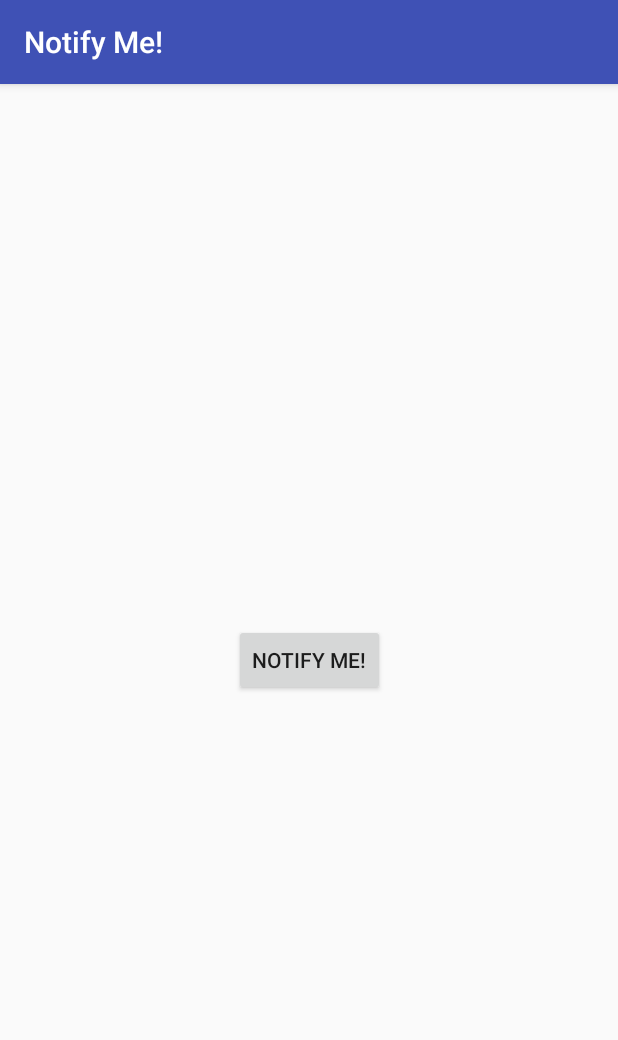
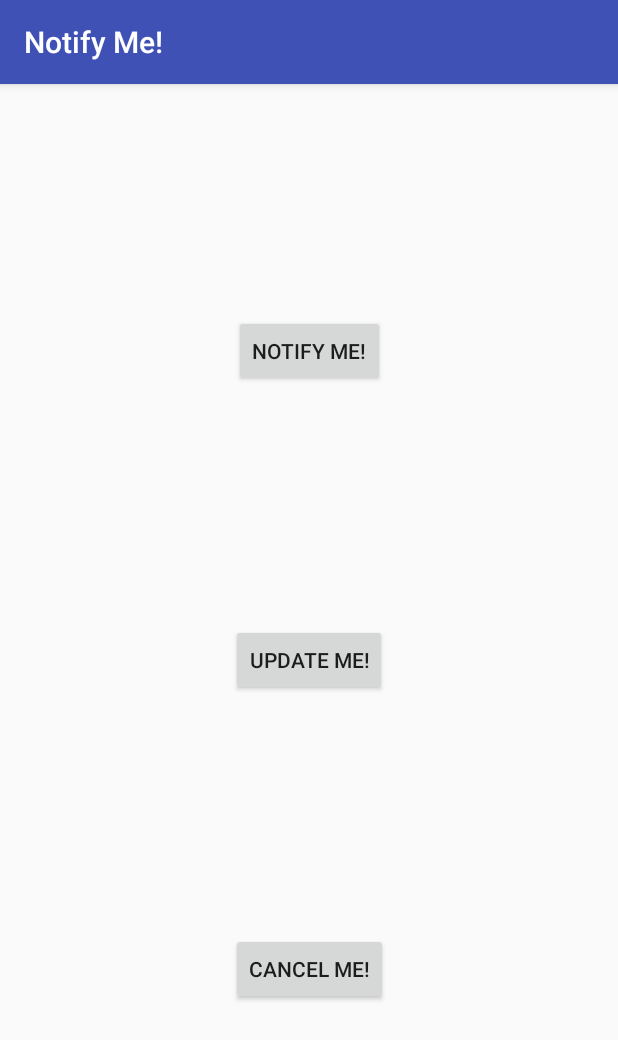
Before and after one commit to bryonnicoson-Android-Certification/NotifyMe, an Android app: the screen it shows after launch (MainActivity), after a tap on "NOTIFY ME!", on a phone screen of 412 x 824 dp. Shown: the top 1040 px of the screen. Run offline under Robolectric (Android 15) with nearby library versions, the phone set to English and light mode, and no system bars.

Commit message:
update, cancel notification

```diff
--- a/app/src/main/java/com/bryonnicoson/notifyme/MainActivity.java
+++ b/app/src/main/java/com/bryonnicoson/notifyme/MainActivity.java
@@ -3,9 +3,12 @@ package com.bryonnicoson.notifyme;
 import android.app.Notification;
 import android.app.NotificationChannel;
 import android.app.NotificationManager;
+import android.app.PendingIntent;
+import android.content.Intent;
+import android.graphics.Bitmap;
+import android.graphics.BitmapFactory;
 import android.os.Build;
 import android.support.v4.app.NotificationCompat;
-import android.support.v4.app.NotificationManagerCompat;
 import android.support.v7.app.AppCompatActivity;
 import android.os.Bundle;
 import android.view.View;
@@ -14,55 +17,104 @@ import android.widget.Button;
 public class MainActivity extends AppCompatActivity {
 
     private static final String CHANNEL_ID = "com.bryonnicoson.notifyme.ANDROID";
-    //private static final String CHANNEL_NAME = "ANDROID CHANNEL";
     private static final int NOTIFICATION_ID = 0;
 
+    private NotificationManager mNotificationManager;
+    private NotificationChannel mNotificationChannel;
+
     private Button mNotifyButton;
-    private NotificationManager mNotificationManager;
-    //private NotificationChannel mNotificationChannel;
+    private Button mUpdateButton;
+    private Button mCancelButton;
 
     @Override
     protected void onCreate(Bundle savedInstanceState) {
         super.onCreate(savedInstanceState);
         setContentView(R.layout.activity_main);
 
+        mNotifyButton = findViewById(R.id.notify);
+        mNotifyButton.setOnClickListener(new View.OnClickListener() {
+            @Override
+            public void onClick(View v) {
+                createChannel();
+                sendNotification();
+            }
+        });
+
+        mUpdateButton = findViewById(R.id.update);
+        mUpdateButton.setOnClickListener(new View.OnClickListener() {
+            @Override
+            public void onClick(View v) {
+                updateNotification();
+            }
+        });
+
+        mCancelButton = findViewById(R.id.cancel);
+        mCancelButton.setOnClickListener(new View.OnClickListener() {
+            @Override
+            public void onClick(View v) {
+                cancelNotification();
+            }
+        });
+    }
+
+    public void createChannel() {
         if (Build.VERSION.SDK_INT >= Build.VERSION_CODES.O) {
+
             // Create NotificationChannel only on API 26+
             // NotificationChannel class is not in the support library
             CharSequence name = getString(R.string.channel_name);
             String description = getString(R.string.channel_description);
             int importance = NotificationManager.IMPORTANCE_DEFAULT;
-            NotificationChannel channel = new NotificationChannel(CHANNEL_ID, name, importance);
-            channel.setDescription(description);
+
+            mNotificationChannel = new NotificationChannel(CHANNEL_ID, name, importance);
+            mNotificationChannel.setDescription(description);
 
             mNotificationManager = (NotificationManager) getSystemService(NOTIFICATION_SERVICE);
-
-            try {
-                mNotificationManager.createNotificationChannel(channel);
-            } catch (NullPointerException e) {
-                e.printStackTrace();
-            }
+            mNotificationManager.createNotificationChannel(mNotificationChannel);
         }
-        //mNotificationChannel = new NotificationChannel(CHANNEL_ID, CHANNEL_NAME, NotificationManager.IMPORTANCE_DEFAULT);
-
-        mNotifyButton = findViewById(R.id.notify);
-        mNotifyButton.setOnClickListener(new View.OnClickListener() {
-            @Override
-            public void onClick(View v) {
-                sendNotification();
-            }
-        });
     }
 
     public void sendNotification() {
+
+        // create an intent for the notification
+        Intent notificationIntent = new Intent(this, MainActivity.class);
+        PendingIntent notificationPendingIntent = PendingIntent.getActivity(this,
+                NOTIFICATION_ID, notificationIntent, PendingIntent.FLAG_UPDATE_CURRENT);
+
         NotificationCompat.Builder notificationBuilder =
                 new NotificationCompat.Builder(this, CHANNEL_ID)
                         .setContentTitle("You've been notified!")
                         .setContentText("This is your notification text.")
-                        .setPriority(NotificationCompat.PRIORITY_DEFAULT)
+                        .setContentIntent(notificationPendingIntent)
+                        .setPriority(NotificationCompat.PRIORITY_HIGH)
+                        .setDefaults(NotificationCompat.DEFAULT_ALL)
                         .setSmallIcon(R.drawable.ic_android);
 
         Notification myNotification = notificationBuilder.build();
         mNotificationManager.notify(NOTIFICATION_ID, myNotification);
     }
+
+    private void updateNotification() {
+        Bitmap androidImage = BitmapFactory.decodeResource(getResources(),R.drawable.mascot_1);
+        Intent notificationIntent = new Intent(this, MainActivity.class);
+        PendingIntent notificationPendingIntent = PendingIntent.getActivity(this,
+                NOTIFICATION_ID, notificationIntent, PendingIntent.FLAG_UPDATE_CURRENT);
+        NotificationCompat.Builder notificationBuilder =
+                new NotificationCompat.Builder(this, CHANNEL_ID)
+                        .setContentTitle("You've been notified!")
+                        .setContentText("This is your notification text.")
+                        .setContentIntent(notificationPendingIntent)
+                        .setPriority(NotificationCompat.PRIORITY_DEFAULT)
+                        .setDefaults(NotificationCompat.DEFAULT_ALL)
+                        .setSmallIcon(R.drawable.ic_android)
+                        .setStyle(new NotificationCompat.BigPictureStyle()
+                                .bigPicture(androidImage)
+                                .setBigContentTitle("Notification Updated!"));
+        mNotificationManager.notify(NOTIFICATION_ID, notificationBuilder.build());
+    }
+
+    private void cancelNotification() {
+        mNotificationManager.cancel(NOTIFICATION_ID);
+
+    }
 }
--- a/app/src/main/res/layout/activity_main.xml
+++ b/app/src/main/res/layout/activity_main.xml
@@ -6,16 +6,37 @@
     android:layout_height="match_parent"
     tools:context="com.bryonnicoson.notifyme.MainActivity">
 
+    <Button
+        android:id="@+id/notify"
+        android:layout_width="wrap_content"
+        android:layout_height="wrap_content"
+        android:layout_margin="@dimen/button_margin"
+        android:text="@string/notify_me"
+        app:layout_constraintBottom_toTopOf="@id/update"
+        app:layout_constraintLeft_toLeftOf="parent"
+        app:layout_constraintRight_toRightOf="parent"
+        app:layout_constraintTop_toTopOf="parent" />
 
     <Button
+        android:id="@+id/update"
+        android:layout_width="wrap_content"
+        android:layout_height="wrap_content"
+        android:layout_margin="@dimen/button_margin"
+        android:text="@string/update_me"
+        app:layout_constraintBottom_toTopOf="@id/cancel"
+        app:layout_constraintLeft_toLeftOf="parent"
+        app:layout_constraintRight_toRightOf="parent"
+        app:layout_constraintTop_toBottomOf="@id/notify" />
+
+    <Button
+        android:id="@+id/cancel"
+        android:layout_width="wrap_content"
+        android:layout_height="wrap_content"
+        android:layout_margin="@dimen/button_margin"
+        android:text="@string/cancel_me"
         app:layout_constraintBottom_toBottomOf="parent"
         app:layout_constraintLeft_toLeftOf="parent"
         app:layout_constraintRight_toRightOf="parent"
-        app:layout_constraintTop_toTopOf="parent"
-        android:id="@+id/notify"
-        android:text="@string/notify_me"
-        android:layout_margin="@dimen/button_margin"
-        android:layout_width="wrap_content"
-        android:layout_height="wrap_content" />
+        app:layout_constraintTop_toBottomOf="@id/update" />
 
 </android.support.constraint.ConstraintLayout>
--- a/app/src/main/res/values/strings.xml
+++ b/app/src/main/res/values/strings.xml
@@ -3,4 +3,6 @@
     <string name="notify_me">Notify Me!</string>
     <string name="channel_name">Test Channel</string>
     <string name="channel_description">Just testing notifications here</string>
+    <string name="update_me">Update Me!</string>
+    <string name="cancel_me">Cancel Me!</string>
 </resources>
```
Also changed, not shown: app/src/main/res/drawable/mascot_1.jpg (added).
